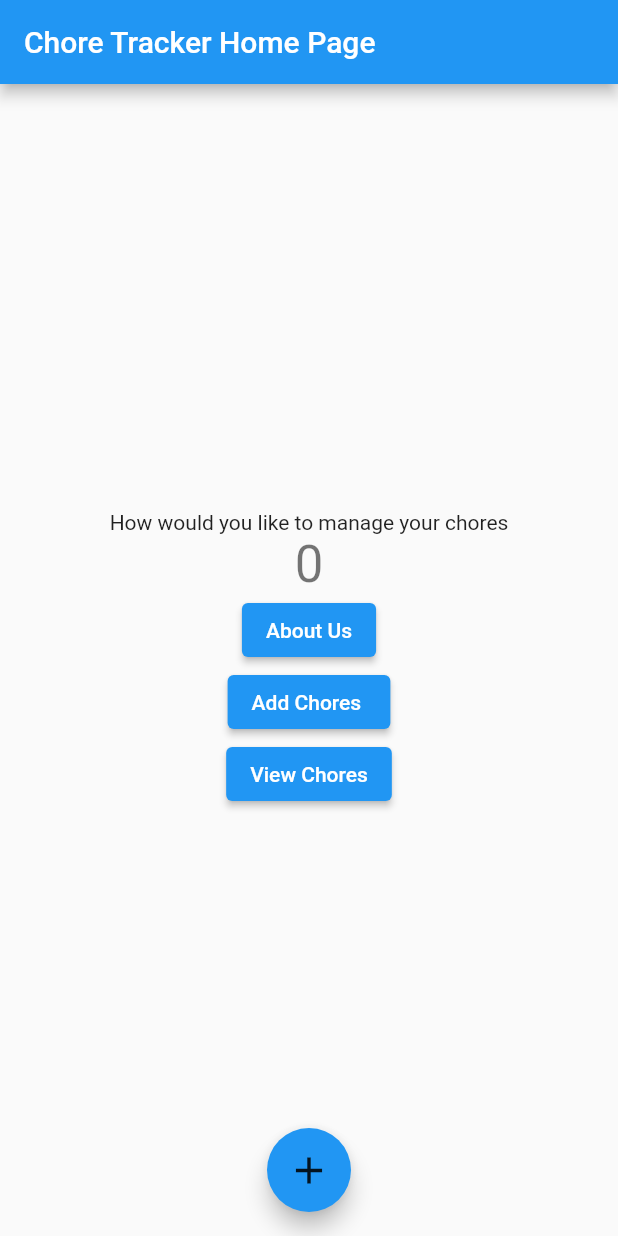
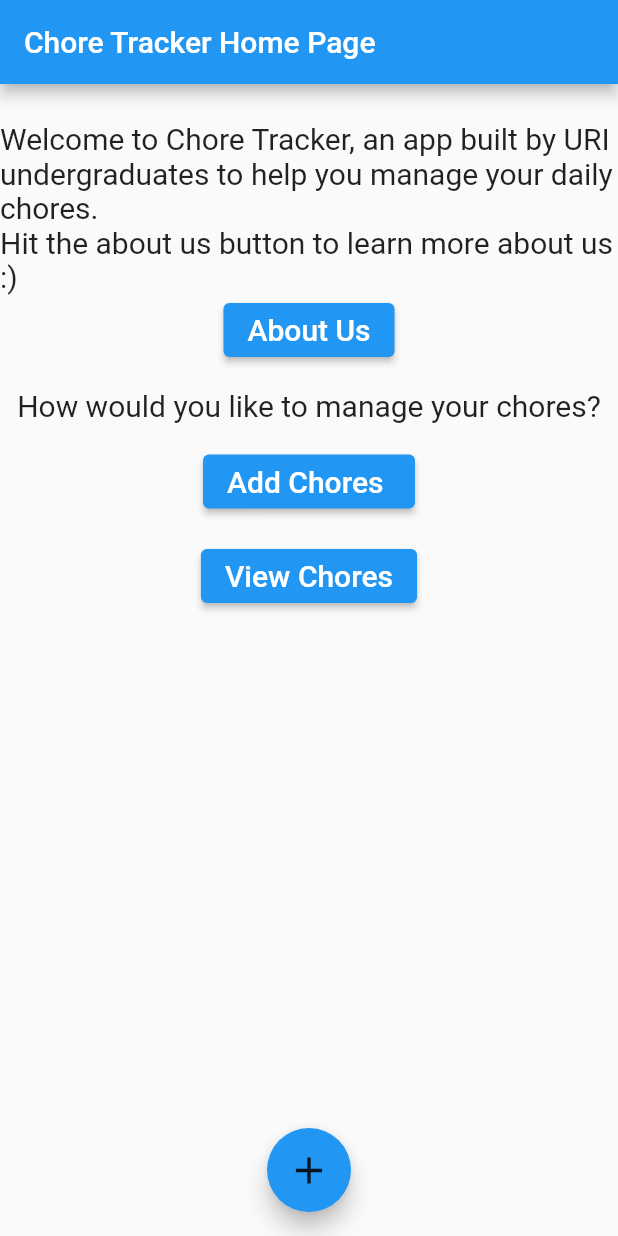
Before and after one commit to Liam-Cannon-Yusra-Suhail-Partnership/ly_app, a Flutter app: the screen it shows after launch, on a phone screen of 412 x 824 dp. Run offline on Flutter 3.47's test engine with Material 2 defaults, Android fonts, the light colour scheme and no system bars.

Commit message:
Welcome message and spacing buttons done

```diff
--- a/lib/main.dart
+++ b/lib/main.dart
@@ -26,7 +26,6 @@ class MyApp extends StatelessWidget {
         home: MyHomePage(title: 'Chore Tracker Home Page'),
         routes: {
           '/about': (context) => new AboutScreen(title: 'About us',),
-          //todo: add routes for "add chores" and "view chores " here
           '/addChores': (context) => new AddChoreScreen(),
           '/viewChores': (context) => new ViewChoreScreen(),
         });
@@ -64,23 +63,33 @@ class _MyHomePageState extends State<MyHomePage> {
       _counter++;
     });
   }
+  Widget welcomeText(BuildContext context) {
+    return Text('Welcome to Chore Tracker, an app built by URI undergraduates to help you manage your daily chores.\nHit the about us button to learn more about us :)',
+      style: TextStyle(fontSize: 20),
+    );
 
+  }
   Widget startText(BuildContext context) {
-    return Text('How would you like to manage your chores');
+    return Text('How would you like to manage your chores?',
+    style: TextStyle(fontSize: 20),
+    );
   }
 
   Widget aboutButton(BuildContext context) {
-    return Text('About Us');
+    return Text('About Us',
+    style: TextStyle(fontSize: 20),
+    );
   }
 
-  //todo: Make view chores widget like above
   Widget viewChoreButton(BuildContext context) {
-    return Text('View Chores');
+    return Text('View Chores',
+    style: TextStyle(fontSize: 20),
+    );
   }
 
-  //todo: Make add chores widget like above
   Widget addChoreButton(BuildContext context) {
-    return Text('Add Chores ');
+    return Text('Add Chores ',
+    style: TextStyle(fontSize: 20));
   }
 
   @override
@@ -115,21 +124,33 @@ class _MyHomePageState extends State<MyHomePage> {
           // center the children vertically; the main axis here is the vertical
           // axis because Columns are vertical (the cross axis would be
           // horizontal).
-          mainAxisAlignment: MainAxisAlignment.center,
+          mainAxisAlignment: MainAxisAlignment.start,
           children: <Widget>[
-            Container(child: startText(context)),
-            Text(
-              '$_counter',
-              style: Theme.of(context).textTheme.headline4,
-            ),
+            SizedBox(
+                height: 25,
+              ),
+            Container(child: welcomeText(context)),
             ElevatedButton(
                 child: aboutButton(context),
                 onPressed: () => Navigator.of(context).pushNamed('/about')),
-            //todo: Add "Add chores" button
+            //Use of SizedBox to add spacing in between buttons
+            SizedBox(
+                height: 15,
+              ),
+            Container(child: startText(context)),
+            // Text(
+            //   '$_counter',
+            //   style: Theme.of(context).textTheme.headline4,
+            // ),
+            SizedBox(
+                height: 15,
+              ),
             ElevatedButton(
                 child: addChoreButton(context),
                 onPressed: () => Navigator.of(context).pushNamed('/addChores')),
-            //todo: Add "View chores" button
+            SizedBox(
+                height: 15,
+              ),
             ElevatedButton(
                 child: viewChoreButton(context),
                 onPressed: () =>
```
Also changed, not shown: 2 other files.
